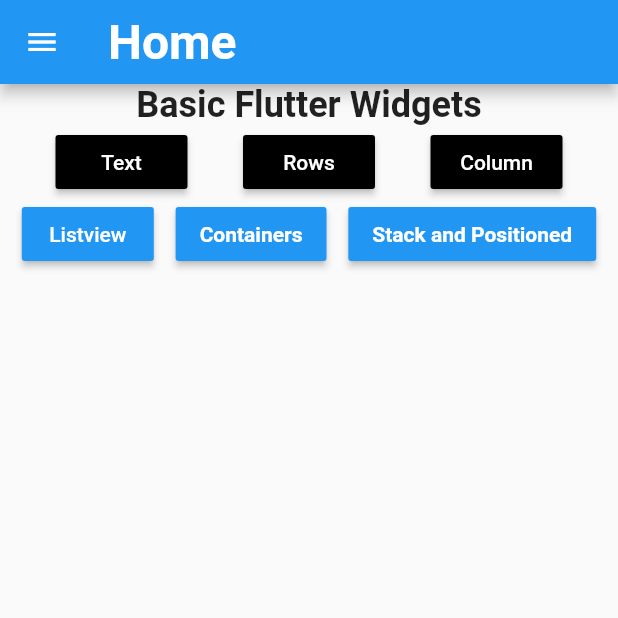
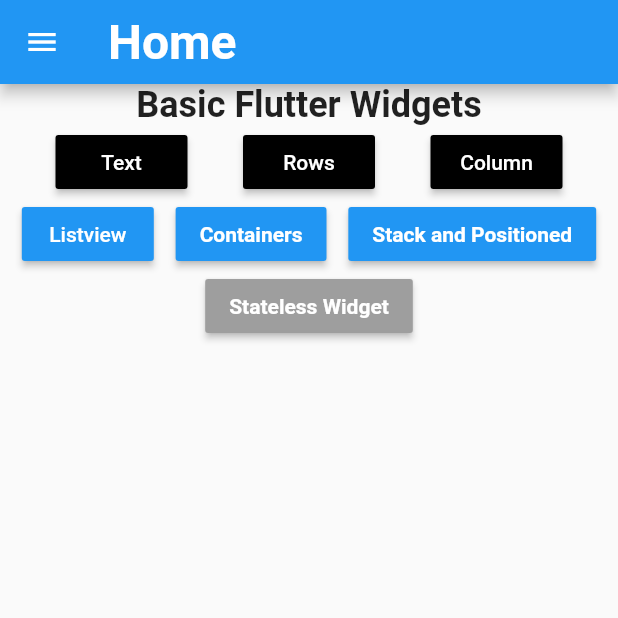
Before and after one commit to qinyanjuidavid/Flutter-All-Round, a Flutter app: the screen it shows after launch, on a phone screen of 412 x 824 dp, the top half of it. Run offline on Flutter 3.47's test engine with Material 2 defaults, Android fonts, the phone set to English and light mode, and no system bars.

Commit message:
:art: stateless widget

```diff
--- a/lib/configs/routes.dart
+++ b/lib/configs/routes.dart
@@ -4,14 +4,18 @@ import 'package:pro1/views/column_screen.dart';
 import 'package:pro1/views/container_screen.dart';
 import 'package:pro1/views/home.dart';
 import 'package:pro1/views/stacked_and_positioned_screen.dart';
+import 'package:pro1/views/stateless_widget_screen.dart';
 import 'package:pro1/views/text_screen.dart';
 
 final appRoutes = {
   "/": (context) => HomeScreen(),
   "text/": (context) => TextScreen(),
-  "rows/": (context) => RowScreen(),
+  "rows/": (context) => const RowScreen(),
   "column/": (context) => ColumnScreen(),
   "listview/": (context) => ListViewScreen(),
   "containers/": (context) => ContainerScreen(),
-  "stacked/": (contect) => StackedAndPositionScreen(),
+  "stacked/": (context) => StackedAndPositionScreen(),
+  "stateless/": (context) => const StateLessScreen(
+        name: 'Jane Doe',
+      ),
 };
--- a/lib/views/home.dart
+++ b/lib/views/home.dart
@@ -121,6 +121,24 @@ class _HomeScreenState extends State<HomeScreen> {
                       color: Colors.white,
                     ),
                   ),
+                ),
+              ],
+            ),
+            Row(
+              mainAxisAlignment: MainAxisAlignment.spaceAround,
+              children: [
+                MaterialButton(
+                  color: Colors.grey,
+                  onPressed: () {
+                    Navigator.pushNamed(context, "stateless/");
+                  },
+                  child: const Text(
+                    "Stateless Widget",
+                    style: TextStyle(
+                      fontWeight: FontWeight.bold,
+                      color: Colors.white,
+                    ),
+                  ),
                 )
               ],
             )
```
Also changed, not shown: lib/views/stateless_widget_screen.dart (added, +60 -0 lines).
